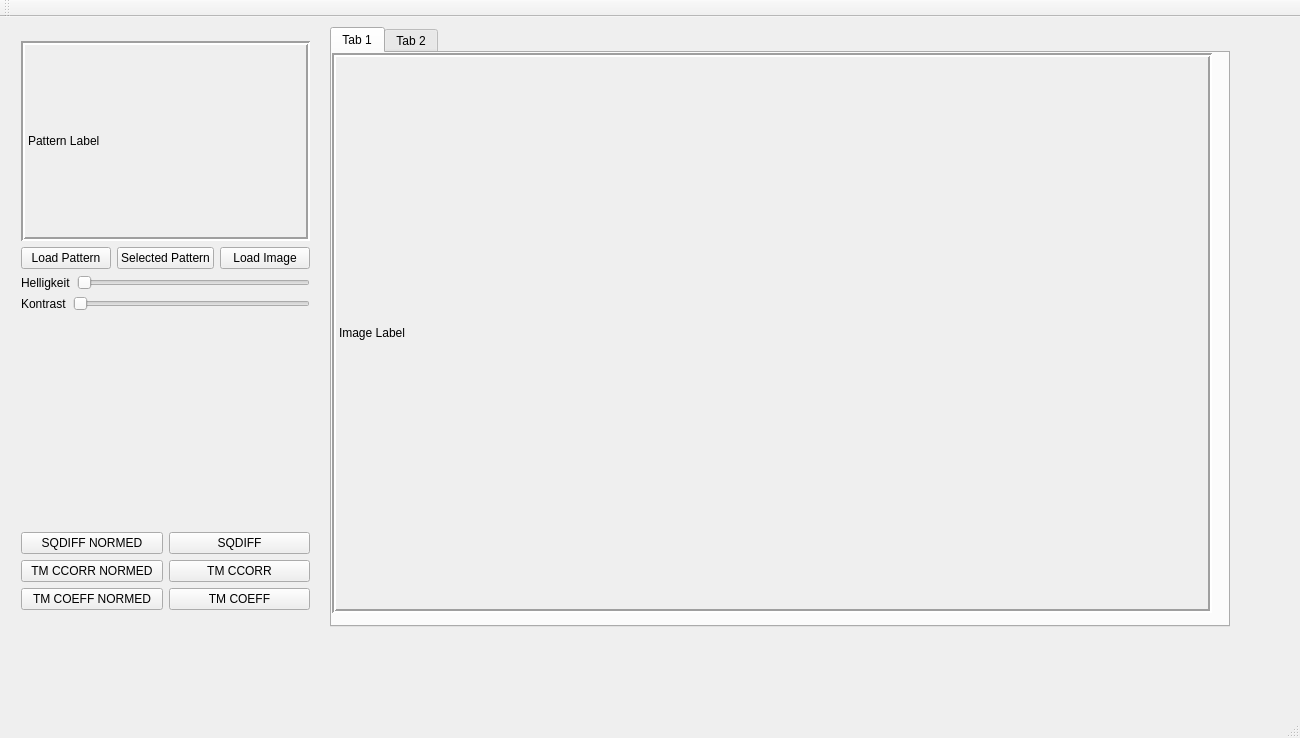
First picture: the form in mainwindow.ui, repository resa89/dropmatrixmatcher, before the edit.
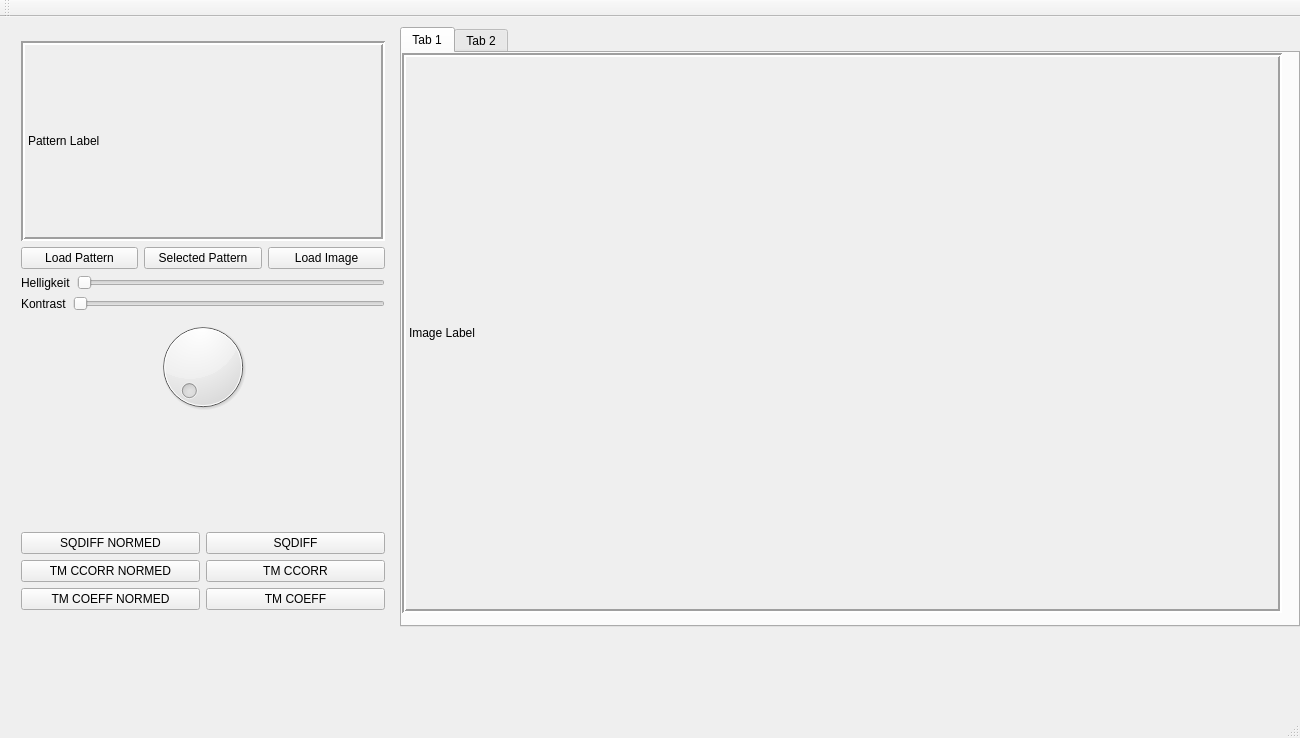
Second picture: the form after the edit. Custom widgets are drawn as their Qt base class.

What changed in the file:
```diff
--- a/mainwindow.ui
+++ b/mainwindow.ui
@@ -29,7 +29,7 @@
    <widget class="QTabWidget" name="tabWidget">
     <property name="geometry">
      <rect>
-      <x>330</x>
+      <x>400</x>
       <y>10</y>
       <width>900</width>
       <height>600</height>
@@ -128,7 +128,7 @@
      <rect>
       <x>10</x>
       <y>13</y>
-      <width>311</width>
+      <width>386</width>
       <height>591</height>
      </rect>
     </property>
@@ -219,6 +219,9 @@
        </item>
       </layout>
      </item>
+     <item>
+      <widget class="QDial" name="dial"/>
+     </item>
      <item>
       <spacer name="verticalSpacer">
        <property name="orientation">
```
